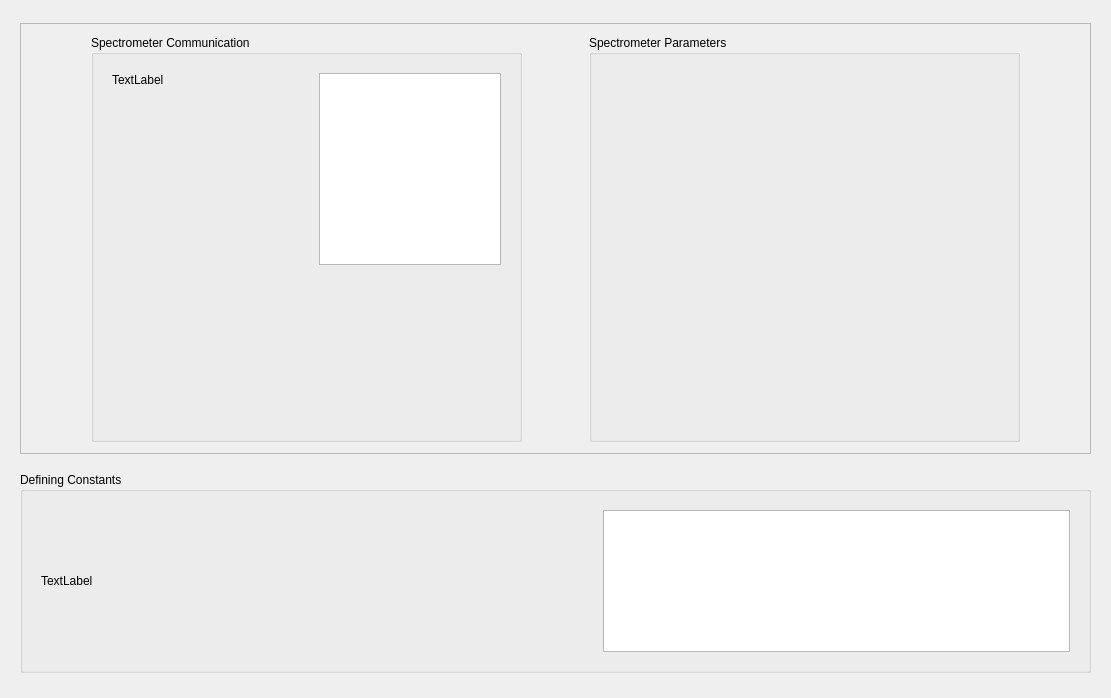
The window that gui/views/optionsViewUI.ui (AceEagle/ElectricViewCHU) describes before a commit, drawn with Qt 5.
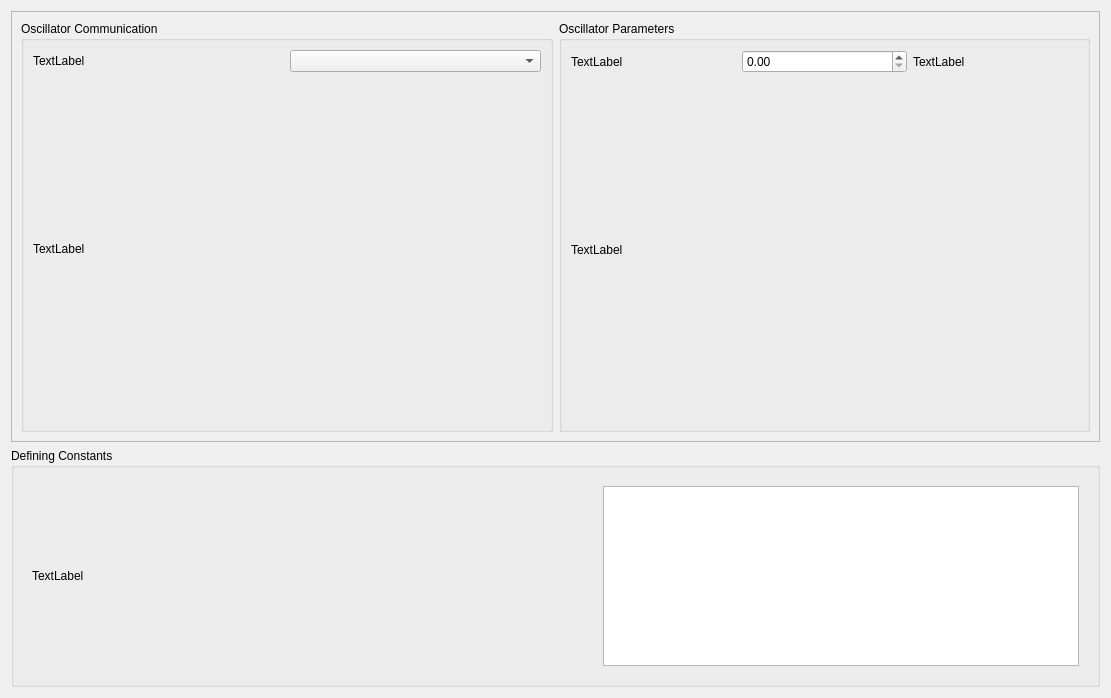
The same window after the commit.

Commit message: Redesigning .UI file to match up size expansion 1/N

```diff
--- a/gui/views/optionsViewUI.ui
+++ b/gui/views/optionsViewUI.ui
@@ -2,6 +2,9 @@
 <ui version="4.0">
  <class>Form</class>
  <widget class="QWidget" name="Form">
+  <property name="enabled">
+   <bool>true</bool>
+  </property>
   <property name="geometry">
    <rect>
     <x>0</x>
@@ -10,13 +13,19 @@
     <height>698</height>
    </rect>
   </property>
+  <property name="minimumSize">
+   <size>
+    <width>1111</width>
+    <height>698</height>
+   </size>
+  </property>
   <property name="windowTitle">
    <string>Form</string>
   </property>
   <layout class="QGridLayout" name="gridLayout">
    <item row="0" column="0">
     <widget class="QFrame" name="frame">
-     <property name="maximumSize">
+     <property name="minimumSize">
       <size>
        <width>1071</width>
        <height>431</height>
@@ -29,76 +38,30 @@
       <enum>QFrame::Raised</enum>
      </property>
      <layout class="QHBoxLayout" name="horizontalLayout">
+      <property name="sizeConstraint">
+       <enum>QLayout::SetMaximumSize</enum>
+      </property>
       <item>
        <widget class="QGroupBox" name="OscilloCom">
-        <property name="maximumSize">
-         <size>
-          <width>431</width>
-          <height>407</height>
-         </size>
-        </property>
         <property name="title">
-         <string>Spectrometer Communication</string>
+         <string>Oscillator Communication</string>
         </property>
-        <layout class="QHBoxLayout" name="horizontalLayout_2">
-         <item alignment="Qt::AlignLeft">
-          <widget class="QWidget" name="widget_2" native="true">
-           <property name="minimumSize">
-            <size>
-             <width>200</width>
-             <height>367</height>
-            </size>
+        <layout class="QGridLayout" name="gridLayout_3">
+         <item row="0" column="0">
+          <widget class="QLabel" name="label">
+           <property name="text">
+            <string>TextLabel</string>
            </property>
-           <layout class="QVBoxLayout" name="verticalLayout_2">
-            <item>
-             <widget class="QLabel" name="label">
-              <property name="text">
-               <string>TextLabel</string>
-              </property>
-             </widget>
-            </item>
-            <item>
-             <spacer name="verticalSpacer_2">
-              <property name="orientation">
-               <enum>Qt::Vertical</enum>
-              </property>
-              <property name="sizeHint" stdset="0">
-               <size>
-                <width>20</width>
-                <height>40</height>
-               </size>
-              </property>
-             </spacer>
-            </item>
-           </layout>
           </widget>
          </item>
-         <item>
-          <widget class="QWidget" name="widget" native="true">
-           <property name="maximumSize">
-            <size>
-             <width>200</width>
-             <height>367</height>
-            </size>
+         <item row="0" column="1">
+          <widget class="QComboBox" name="comboBox"/>
+         </item>
+         <item row="1" column="0">
+          <widget class="QLabel" name="label_6">
+           <property name="text">
+            <string>TextLabel</string>
            </property>
-           <layout class="QVBoxLayout" name="verticalLayout">
-            <item>
-             <widget class="QListView" name="listView"/>
-            </item>
-            <item>
-             <spacer name="verticalSpacer">
-              <property name="orientation">
-               <enum>Qt::Vertical</enum>
-              </property>
-              <property name="sizeHint" stdset="0">
-               <size>
-                <width>20</width>
-                <height>40</height>
-               </size>
-              </property>
-             </spacer>
-            </item>
-           </layout>
           </widget>
          </item>
         </layout>
@@ -106,15 +69,35 @@
       </item>
       <item>
        <widget class="QGroupBox" name="OscilloPara">
-        <property name="maximumSize">
-         <size>
-          <width>431</width>
-          <height>407</height>
-         </size>
-        </property>
         <property name="title">
-         <string>Spectrometer Parameters</string>
+         <string>Oscillator Parameters</string>
         </property>
+        <layout class="QGridLayout" name="gridLayout_2">
+         <item row="1" column="0">
+          <widget class="QLabel" name="label_4">
+           <property name="text">
+            <string>TextLabel</string>
+           </property>
+          </widget>
+         </item>
+         <item row="0" column="0">
+          <widget class="QLabel" name="label_3">
+           <property name="text">
+            <string>TextLabel</string>
+           </property>
+          </widget>
+         </item>
+         <item row="0" column="1">
+          <widget class="QDoubleSpinBox" name="doubleSpinBox"/>
+         </item>
+         <item row="0" column="2">
+          <widget class="QLabel" name="label_5">
+           <property name="text">
+            <string>TextLabel</string>
+           </property>
+          </widget>
+         </item>
+        </layout>
        </widget>
       </item>
      </layout>
@@ -122,12 +105,6 @@
    </item>
    <item row="1" column="0">
     <widget class="QGroupBox" name="groupBox_3">
-     <property name="maximumSize">
-      <size>
-       <width>1071</width>
-       <height>201</height>
-      </size>
-     </property>
      <property name="title">
       <string>Defining Constants</string>
      </property>
```
